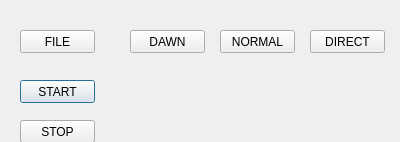
Before: the Qt Designer form test.ui in kikiru328/Manufacturing_System, drawn with Qt 5.
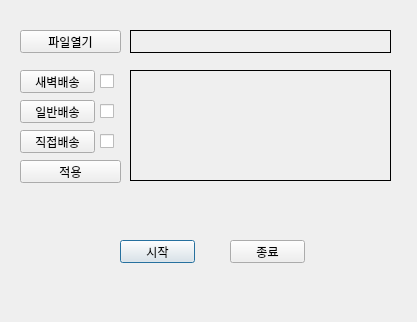
After: the same form once the commit is applied.

The edit to the form file:
```diff
--- a/test.ui
+++ b/test.ui
@@ -6,8 +6,8 @@
    <rect>
     <x>0</x>
     <y>0</y>
-    <width>400</width>
-    <height>142</height>
+    <width>417</width>
+    <height>322</height>
    </rect>
   </property>
   <property name="windowTitle">
@@ -16,14 +16,14 @@
   <widget class="QPushButton" name="START">
    <property name="geometry">
     <rect>
-     <x>20</x>
-     <y>80</y>
+     <x>120</x>
+     <y>240</y>
      <width>75</width>
      <height>23</height>
     </rect>
    </property>
    <property name="text">
-    <string>START</string>
+    <string>시작</string>
    </property>
   </widget>
   <widget class="QPushButton" name="FILEPATH">
@@ -31,64 +31,151 @@
     <rect>
      <x>20</x>
      <y>30</y>
-     <width>75</width>
+     <width>101</width>
      <height>23</height>
     </rect>
    </property>
    <property name="text">
-    <string>FILE</string>
+    <string>파일열기</string>
    </property>
   </widget>
   <widget class="QPushButton" name="DAWN">
    <property name="geometry">
     <rect>
-     <x>130</x>
-     <y>30</y>
+     <x>20</x>
+     <y>70</y>
      <width>75</width>
      <height>23</height>
     </rect>
    </property>
    <property name="text">
-    <string>DAWN</string>
+    <string>새벽배송</string>
    </property>
   </widget>
   <widget class="QPushButton" name="NORMAL">
    <property name="geometry">
     <rect>
-     <x>220</x>
-     <y>30</y>
+     <x>20</x>
+     <y>100</y>
      <width>75</width>
      <height>23</height>
     </rect>
    </property>
    <property name="text">
-    <string>NORMAL</string>
+    <string>일반배송</string>
    </property>
   </widget>
   <widget class="QPushButton" name="DIRECT">
    <property name="geometry">
     <rect>
-     <x>310</x>
-     <y>30</y>
+     <x>20</x>
+     <y>130</y>
      <width>75</width>
      <height>23</height>
     </rect>
    </property>
    <property name="text">
-    <string>DIRECT</string>
+    <string>직접배송</string>
    </property>
   </widget>
   <widget class="QPushButton" name="STOP">
    <property name="geometry">
     <rect>
-     <x>20</x>
-     <y>120</y>
+     <x>230</x>
+     <y>240</y>
      <width>75</width>
      <height>23</height>
     </rect>
    </property>
    <property name="text">
-    <string>STOP</string>
+    <string>종료</string>
+   </property>
+  </widget>
+  <widget class="QLabel" name="File_label">
+   <property name="geometry">
+    <rect>
+     <x>130</x>
+     <y>30</y>
+     <width>261</width>
+     <height>23</height>
+    </rect>
+   </property>
+   <property name="frameShape">
+    <enum>QFrame::Box</enum>
+   </property>
+   <property name="frameShadow">
+    <enum>QFrame::Plain</enum>
+   </property>
+   <property name="text">
+    <string/>
+   </property>
+  </widget>
+  <widget class="QCheckBox" name="dawn_check">
+   <property name="geometry">
+    <rect>
+     <x>100</x>
+     <y>70</y>
+     <width>16</width>
+     <height>23</height>
+    </rect>
+   </property>
+   <property name="text">
+    <string/>
+   </property>
+  </widget>
+  <widget class="QCheckBox" name="normal_check">
+   <property name="geometry">
+    <rect>
+     <x>100</x>
+     <y>100</y>
+     <width>16</width>
+     <height>23</height>
+    </rect>
+   </property>
+   <property name="text">
+    <string/>
+   </property>
+  </widget>
+  <widget class="QCheckBox" name="direct_check">
+   <property name="geometry">
+    <rect>
+     <x>100</x>
+     <y>130</y>
+     <width>16</width>
+     <height>23</height>
+    </rect>
+   </property>
+   <property name="text">
+    <string/>
+   </property>
+  </widget>
+  <widget class="QLabel" name="Parameters">
+   <property name="geometry">
+    <rect>
+     <x>130</x>
+     <y>70</y>
+     <width>261</width>
+     <height>111</height>
+    </rect>
+   </property>
+   <property name="frameShape">
+    <enum>QFrame::Box</enum>
+   </property>
+   <property name="text">
+    <string/>
+   </property>
+  </widget>
+  <widget class="QPushButton" name="insertbtn">
+   <property name="geometry">
+    <rect>
+     <x>20</x>
+     <y>160</y>
+     <width>101</width>
+     <height>23</height>
+    </rect>
+   </property>
+   <property name="text">
+    <string>적용</string>
    </property>
   </widget>
  </widget>
```
